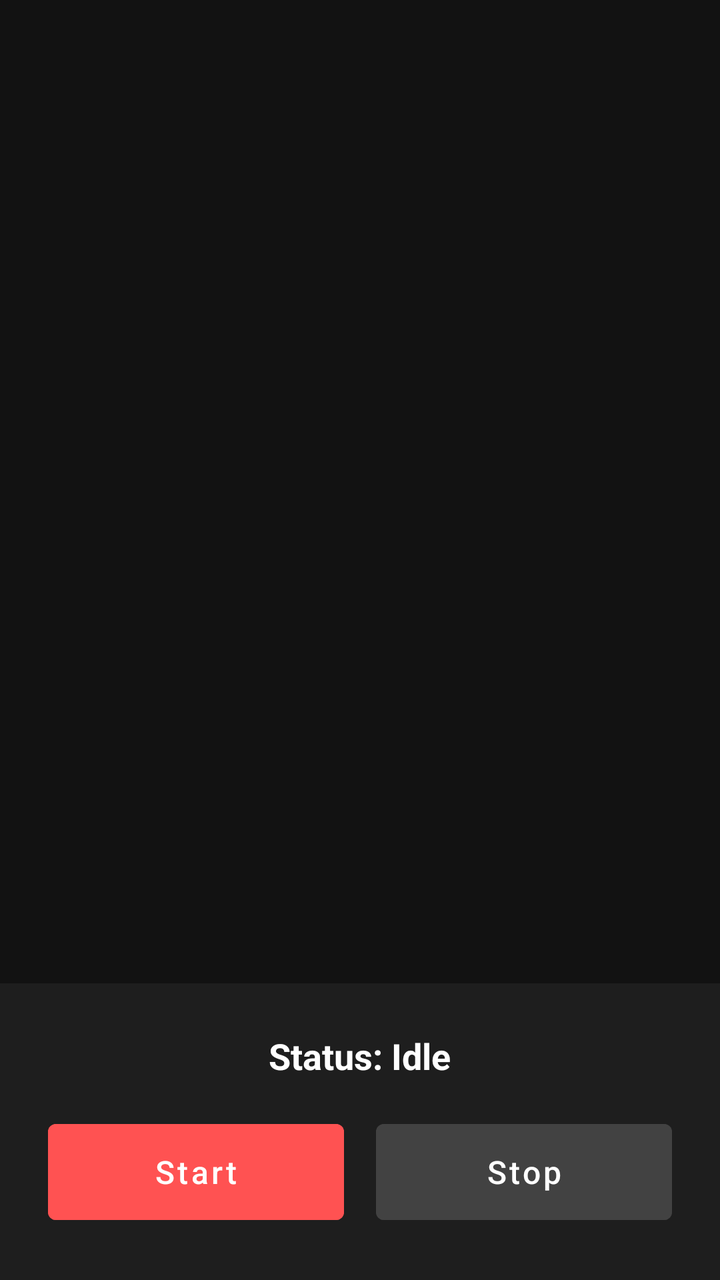
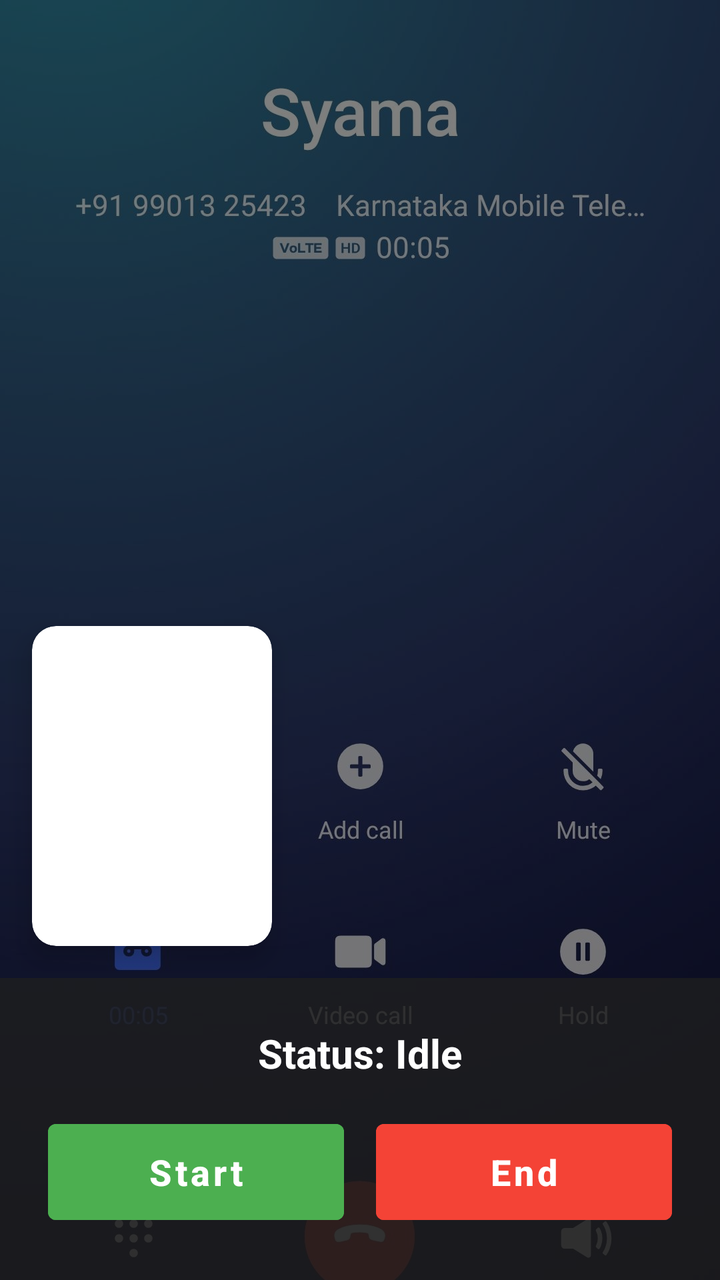

Compare the two renders of this Android layout. The source of the first and the diff that turns it into the second are given below.
<!-- AndroidManifest.xml: application theme Theme.VideoRecorder -->
<!-- res/layout/activity_main.xml -->
<?xml version="1.0" encoding="utf-8"?>
<androidx.constraintlayout.widget.ConstraintLayout xmlns:android="http://schemas.android.com/apk/res/android"
    xmlns:app="http://schemas.android.com/apk/res-auto"
    xmlns:tools="http://schemas.android.com/tools"
    android:layout_width="match_parent"
    android:layout_height="match_parent"
    android:background="#121212"
    tools:context=".MainActivity">

    <TextureView
        android:id="@+id/textureView"
        android:layout_width="0dp"
        android:layout_height="0dp"
        app:layout_constraintBottom_toTopOf="@+id/controlPanel"
        app:layout_constraintEnd_toEndOf="parent"
        app:layout_constraintStart_toStartOf="parent"
        app:layout_constraintTop_toTopOf="parent" />

    <LinearLayout
        android:id="@+id/controlPanel"
        android:layout_width="match_parent"
        android:layout_height="wrap_content"
        android:background="#1E1E1E"
        android:orientation="vertical"
        android:padding="24dp"
        app:layout_constraintBottom_toBottomOf="parent">

        <TextView
            android:id="@+id/statusTextView"
            android:layout_width="wrap_content"
            android:layout_height="wrap_content"
            android:layout_gravity="center_horizontal"
            android:layout_marginBottom="16dp"
            android:text="Status: Idle"
            android:textColor="#FFFFFF"
            android:textSize="18sp"
            android:textStyle="bold" />

        <LinearLayout
            android:layout_width="match_parent"
            android:layout_height="wrap_content"
            android:gravity="center"
            android:orientation="horizontal">

            <Button
                android:id="@+id/startButton"
                android:layout_width="0dp"
                android:layout_height="60dp"
                android:layout_weight="1"
                android:layout_marginEnd="8dp"
                android:backgroundTint="#FF5252"
                android:text="Start"
                android:textAllCaps="false"
                android:textColor="#FFFFFF"
                android:textSize="16sp" />

            <Button
                android:id="@+id/stopButton"
                android:layout_width="0dp"
                android:layout_height="60dp"
                android:layout_weight="1"
                android:layout_marginStart="8dp"
                android:backgroundTint="#424242"
                android:text="Stop"
                android:textAllCaps="false"
                android:textColor="#FFFFFF"
                android:textSize="16sp" />
        </LinearLayout>
    </LinearLayout>

</androidx.constraintlayout.widget.ConstraintLayout>
<!-- resources referenced by this layout -->
<resources>
  <style name="Theme.VideoRecorder" parent="Theme.MaterialComponents.DayNight.NoActionBar">
          <item name="colorPrimary">@color/primary</item>
          <item name="colorPrimaryVariant">@color/primary_dark</item>
          <item name="colorOnPrimary">@color/white</item>
          <item name="android:statusBarColor">@color/black</item>
          <item name="android:navigationBarColor">@color/black</item>
      </style>
  <color name="primary">#FF5252</color>
  <color name="primary_dark">#D32F2F</color>
  <color name="white">#FFFFFFFF</color>
  <color name="black">#FF000000</color>
</resources>

<!-- the commit's change to res/layout/activity_main.xml (unified diff, before → after) -->
@@ -7,20 +7,39 @@
     android:background="#121212"
     tools:context=".MainActivity">
 
-    <TextureView
-        android:id="@+id/textureView"
-        android:layout_width="0dp"
-        android:layout_height="0dp"
+    <ImageView
+        android:id="@+id/backgroundImage"
+        android:layout_width="match_parent"
+        android:layout_height="match_parent"
+        android:scaleType="centerCrop"
+        android:src="@drawable/phone_calling_bg" />
+
+    <View
+        android:layout_width="match_parent"
+        android:layout_height="match_parent"
+        android:background="#80000000" />
+
+    <androidx.cardview.widget.CardView
+        android:id="@+id/previewCard"
+        android:layout_width="120dp"
+        android:layout_height="160dp"
+        android:layout_margin="16dp"
+        app:cardCornerRadius="12dp"
+        app:cardElevation="8dp"
         app:layout_constraintBottom_toTopOf="@+id/controlPanel"
-        app:layout_constraintEnd_toEndOf="parent"
-        app:layout_constraintStart_toStartOf="parent"
-        app:layout_constraintTop_toTopOf="parent" />
+        app:layout_constraintStart_toStartOf="parent">
+
+        <TextureView
+            android:id="@+id/textureView"
+            android:layout_width="match_parent"
+            android:layout_height="match_parent" />
+    </androidx.cardview.widget.CardView>
 
     <LinearLayout
         android:id="@+id/controlPanel"
         android:layout_width="match_parent"
         android:layout_height="wrap_content"
-        android:background="#1E1E1E"
+        android:background="#CC1E1E1E"
         android:orientation="vertical"
         android:padding="24dp"
         app:layout_constraintBottom_toBottomOf="parent">
@@ -33,7 +52,7 @@
             android:layout_marginBottom="16dp"
             android:text="Status: Idle"
             android:textColor="#FFFFFF"
-            android:textSize="18sp"
+            android:textSize="20sp"
             android:textStyle="bold" />
 
         <LinearLayout
@@ -48,11 +67,12 @@
                 android:layout_height="60dp"
                 android:layout_weight="1"
                 android:layout_marginEnd="8dp"
-                android:backgroundTint="#FF5252"
+                android:backgroundTint="#4CAF50"
                 android:text="Start"
                 android:textAllCaps="false"
                 android:textColor="#FFFFFF"
-                android:textSize="16sp" />
+                android:textSize="18sp"
+                android:textStyle="bold" />
 
             <Button
                 android:id="@+id/stopButton"
@@ -60,11 +80,12 @@
                 android:layout_height="60dp"
                 android:layout_weight="1"
                 android:layout_marginStart="8dp"
-                android:backgroundTint="#424242"
-                android:text="Stop"
+                android:backgroundTint="#F44336"
+                android:text="End"
                 android:textAllCaps="false"
                 android:textColor="#FFFFFF"
-                android:textSize="16sp" />
+                android:textSize="18sp"
+                android:textStyle="bold" />
         </LinearLayout>
     </LinearLayout>
 
<!-- resource entries referenced after the edit -->
@@ -1,5 +1,6 @@
 <!-- resources referenced by this layout -->
 <resources>
+  <!-- drawable phone_calling_bg: jpg bitmap (drawable, 72172 bytes) -->
   <style name="Theme.VideoRecorder" parent="Theme.MaterialComponents.DayNight.NoActionBar">
           <item name="colorPrimary">@color/primary</item>
           <item name="colorPrimaryVariant">@color/primary_dark</item>
